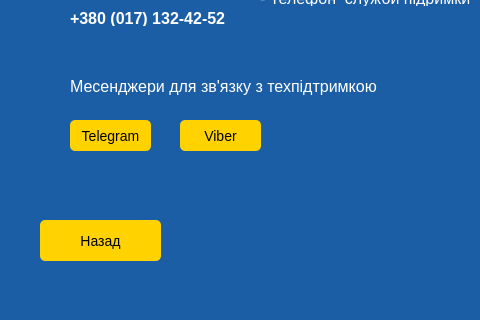
Before: the Qt Designer form helpwindow.ui in admiralbub/oop_course_2020, drawn with Qt 5; both pictures show x 0 to 480 and y 280 to 600 of the 800 by 600 pixel window.
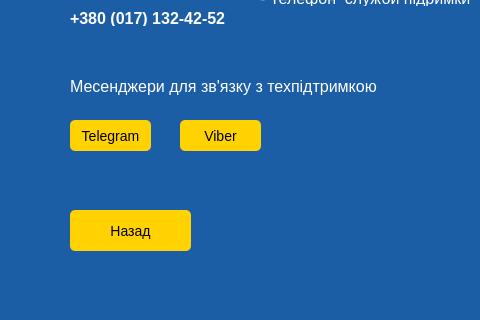
After: the same form once the commit is applied.

Patch:
```diff
--- a/helpwindow.ui
+++ b/helpwindow.ui
@@ -22,8 +22,8 @@
    <widget class="QPushButton" name="back">
     <property name="geometry">
      <rect>
-      <x>40</x>
-      <y>500</y>
+      <x>70</x>
+      <y>490</y>
       <width>121</width>
       <height>41</height>
      </rect>
```
